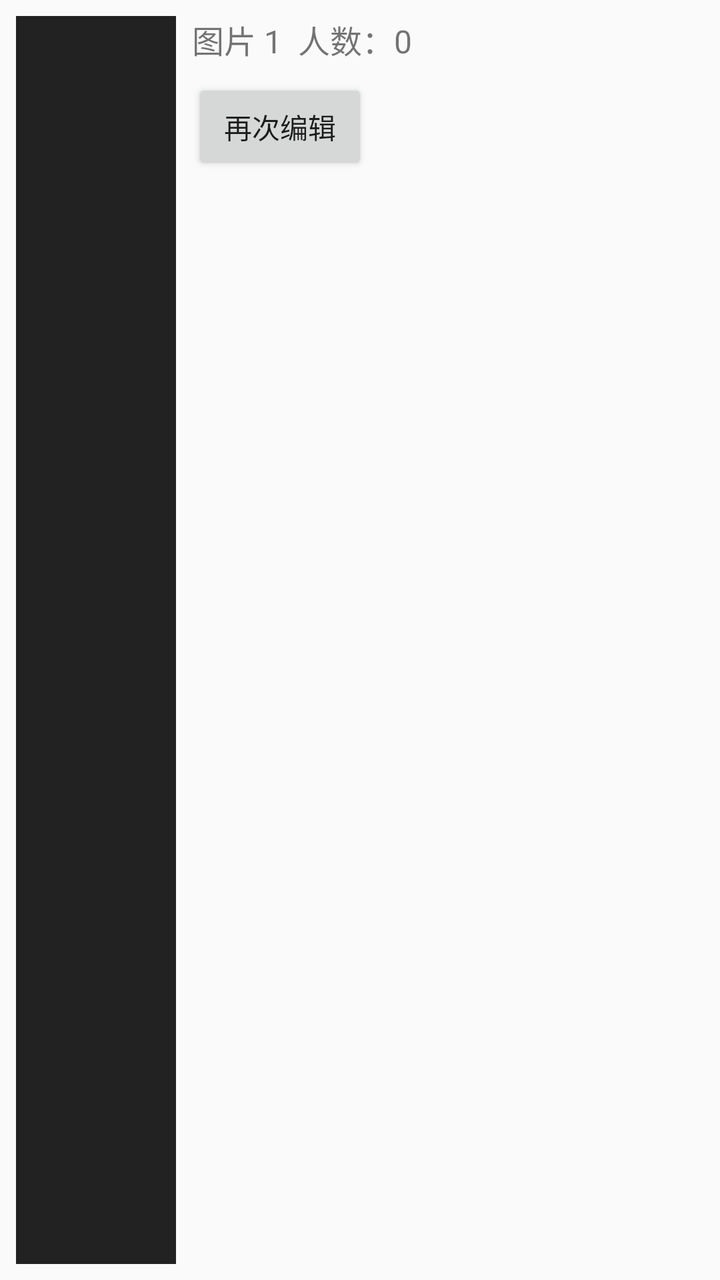
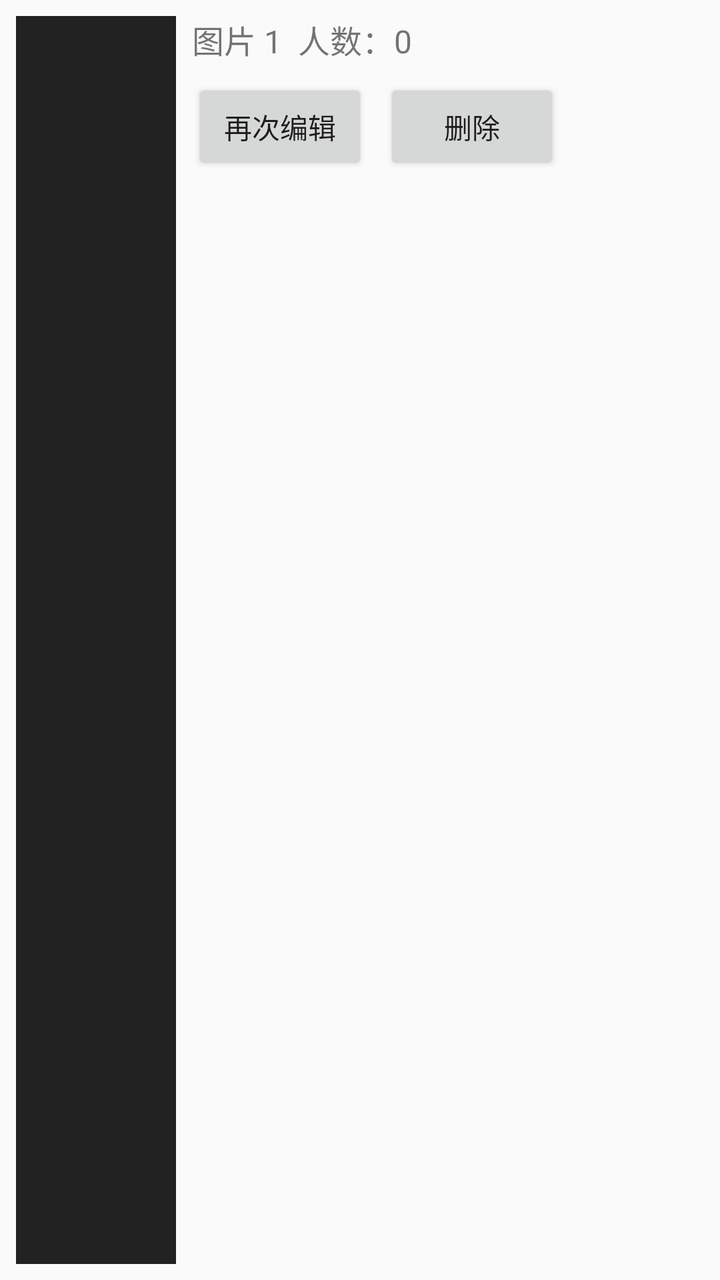

Compare the two renders of this Android layout. The source of the first and the diff that turns it into the second are given below.
<!-- AndroidManifest.xml: application theme Theme.YoloPeople -->
<!-- res/layout/item_photo_result.xml -->
<?xml version="1.0" encoding="utf-8"?>
<LinearLayout xmlns:android="http://schemas.android.com/apk/res/android"
    android:layout_width="match_parent"
    android:layout_height="80dp"
    android:orientation="horizontal"
    android:padding="8dp">

    <ImageView
        android:id="@+id/iv_thumb"
        android:layout_width="80dp"
        android:layout_height="match_parent"
        android:scaleType="centerCrop"
        android:background="#222"/>

    <LinearLayout
        android:layout_width="0dp"
        android:layout_height="match_parent"
        android:layout_weight="1"
        android:orientation="vertical"
        android:paddingStart="8dp">

        <TextView
            android:id="@+id/tv_info"
            android:layout_width="wrap_content"
            android:layout_height="wrap_content"
            android:text="图片 1  人数：0"
            android:textSize="16sp" />

        <Button
            android:id="@+id/btn_edit"
            android:layout_width="wrap_content"
            android:layout_height="wrap_content"
            android:text="再次编辑"
            android:layout_marginTop="8dp" />
    </LinearLayout>

</LinearLayout>
<!-- resources referenced by this layout -->
<resources>
  <style name="Theme.YoloPeople" parent="Theme.AppCompat.Light.NoActionBar" />
</resources>

<!-- the commit's change to res/layout/item_photo_result.xml (unified diff, before → after) -->
@@ -26,12 +26,25 @@
             android:text="图片 1  人数：0"
             android:textSize="16sp" />
 
-        <Button
-            android:id="@+id/btn_edit"
+        <LinearLayout
             android:layout_width="wrap_content"
             android:layout_height="wrap_content"
-            android:text="再次编辑"
-            android:layout_marginTop="8dp" />
+            android:orientation="horizontal"
+            android:layout_marginTop="8dp">
+
+            <Button
+                android:id="@+id/btn_edit"
+                android:layout_width="wrap_content"
+                android:layout_height="wrap_content"
+                android:text="再次编辑" />
+
+            <Button
+                android:id="@+id/btn_delete"
+                android:layout_width="wrap_content"
+                android:layout_height="wrap_content"
+                android:text="删除"
+                android:layout_marginStart="8dp" />
+        </LinearLayout>
     </LinearLayout>
 
 </LinearLayout>
